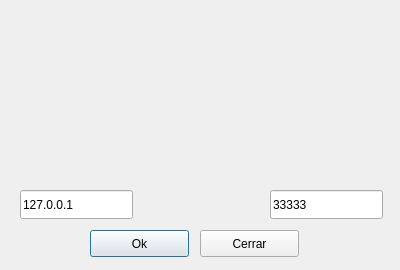
Qt form cliente/ClienteV/combobox.ui (Alu0100702545/videovigilancia-1415-g01) before a commit.
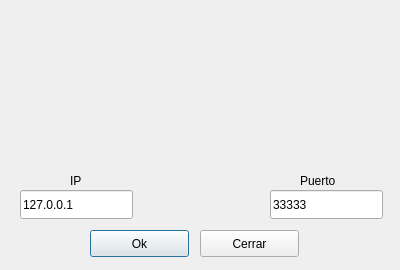
The same form after that commit.

Patch:
```diff
--- a/cliente/ClienteV/combobox.ui
+++ b/cliente/ClienteV/combobox.ui
@@ -71,11 +71,37 @@
      <x>20</x>
      <y>10</y>
      <width>361</width>
-     <height>171</height>
+     <height>151</height>
     </rect>
    </property>
    <layout class="QVBoxLayout" name="verticalLayout"/>
   </widget>
+  <widget class="QLabel" name="label">
+   <property name="geometry">
+    <rect>
+     <x>70</x>
+     <y>170</y>
+     <width>16</width>
+     <height>21</height>
+    </rect>
+   </property>
+   <property name="text">
+    <string>IP</string>
+   </property>
+  </widget>
+  <widget class="QLabel" name="label_2">
+   <property name="geometry">
+    <rect>
+     <x>300</x>
+     <y>170</y>
+     <width>51</width>
+     <height>21</height>
+    </rect>
+   </property>
+   <property name="text">
+    <string>Puerto</string>
+   </property>
+  </widget>
  </widget>
  <resources/>
  <connections/>
```
